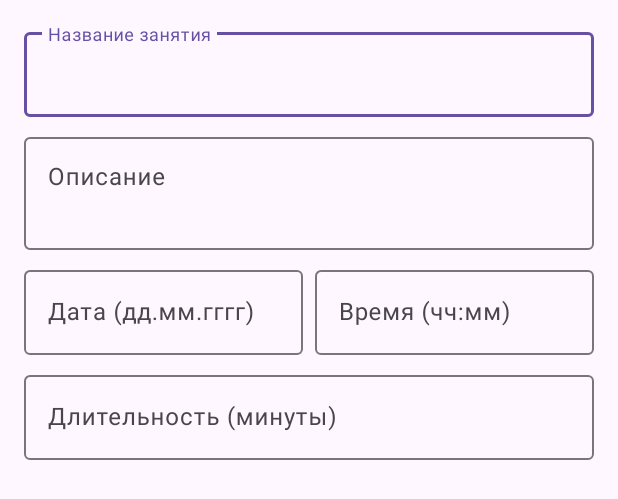
After one commit to 1989ARS198921/danceMusicApp, an Android app: the layout dialog_add_lesson.xml on its own in the app's theme, with its tools: preview values and no code run, on a phone screen of 412 x 824 dp. The commit adds this screen. Shown: the top 499 px of the screen. Run offline under Robolectric (Android 15) with nearby library versions, the phone set to English and light mode, and no system bars.

Commit message:
feat: Implement Lessons recording with ViewModel, Repository, Room, and Dialog. Fixes #124

```diff
--- /dev/null
+++ b/app/src/main/res/layout/dialog_add_lesson.xml
@@ -0,0 +1,89 @@
+<?xml version="1.0" encoding="utf-8"?>
+<LinearLayout xmlns:android="http://schemas.android.com/apk/res/android"
+    android:layout_width="match_parent"
+    android:layout_height="wrap_content"
+    android:orientation="vertical"
+    android:padding="16dp">
+
+    <com.google.android.material.textfield.TextInputLayout
+        android:layout_width="match_parent"
+        android:layout_height="wrap_content"
+        android:hint="Название занятия">
+
+        <com.google.android.material.textfield.TextInputEditText
+            android:id="@+id/editTextLessonTitle"
+            android:layout_width="match_parent"
+            android:layout_height="wrap_content" />
+
+    </com.google.android.material.textfield.TextInputLayout>
+
+    <com.google.android.material.textfield.TextInputLayout
+        android:layout_width="match_parent"
+        android:layout_height="wrap_content"
+        android:hint="Описание"
+        android:layout_marginTop="8dp">
+
+        <com.google.android.material.textfield.TextInputEditText
+            android:id="@+id/editTextLessonDescription"
+            android:layout_width="match_parent"
+            android:layout_height="wrap_content"
+            android:minLines="2"
+            android:gravity="top" />
+
+    </com.google.android.material.textfield.TextInputLayout>
+
+    <LinearLayout
+        android:layout_width="match_parent"
+        android:layout_height="wrap_content"
+        android:orientation="horizontal"
+        android:layout_marginTop="8dp">
+
+        <com.google.android.material.textfield.TextInputLayout
+            android:layout_width="0dp"
+            android:layout_height="wrap_content"
+            android:layout_weight="1"
+            android:hint="Дата (дд.мм.гггг)">
+
+            <com.google.android.material.textfield.TextInputEditText
+                android:id="@+id/editTextLessonDate"
+                android:layout_width="match_parent"
+                android:layout_height="wrap_content"
+                android:inputType="date" />
+
+        </com.google.android.material.textfield.TextInputLayout>
+
+        <Space
+            android:layout_width="8dp"
+            android:layout_height="wrap_content" />
+
+        <com.google.android.material.textfield.TextInputLayout
+            android:layout_width="0dp"
+            android:layout_height="wrap_content"
+            android:layout_weight="1"
+            android:hint="Время (чч:мм)">
+
+            <com.google.android.material.textfield.TextInputEditText
+                android:id="@+id/editTextLessonTime"
+                android:layout_width="match_parent"
+                android:layout_height="wrap_content"
+                android:inputType="time" />
+
+        </com.google.android.material.textfield.TextInputLayout>
+
+    </LinearLayout>
+
+    <com.google.android.material.textfield.TextInputLayout
+        android:layout_width="match_parent"
+        android:layout_height="wrap_content"
+        android:hint="Длительность (минуты)"
+        android:layout_marginTop="8dp">
+
+        <com.google.android.material.textfield.TextInputEditText
+            android:id="@+id/editTextLessonDuration"
+            android:layout_width="match_parent"
+            android:layout_height="wrap_content"
+            android:inputType="number" />
+
+    </com.google.android.material.textfield.TextInputLayout>
+
+</LinearLayout>
```
Also changed, not shown: app/src/main/java/com/example/dancemusicapp/adapters/LessonAdapter.kt (+23 -11 lines), app/src/main/java/com/example/dancemusicapp/ui/fragments/LessonsFragment.kt (+80 -3 lines), app/src/main/java/com/example/dancemusicapp/ui/viewmodels/LessonsViewModel.kt (+31 -38 lines), app/src/main/res/layout/fragment_lessons.xml (+19 -3 lines).
